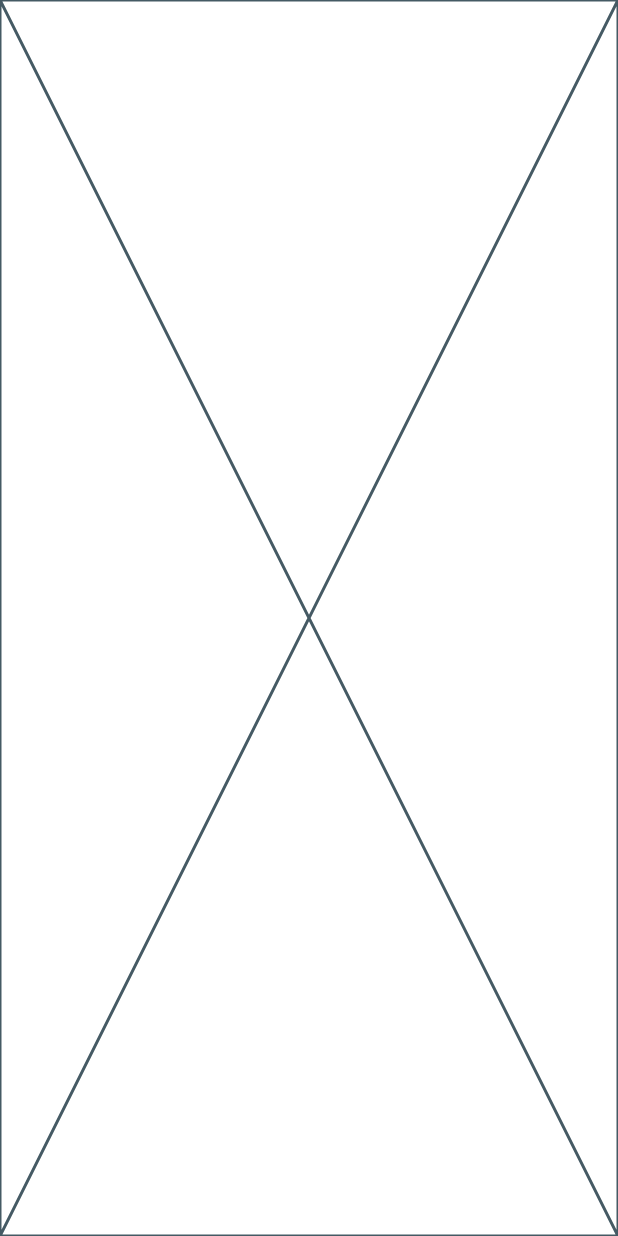
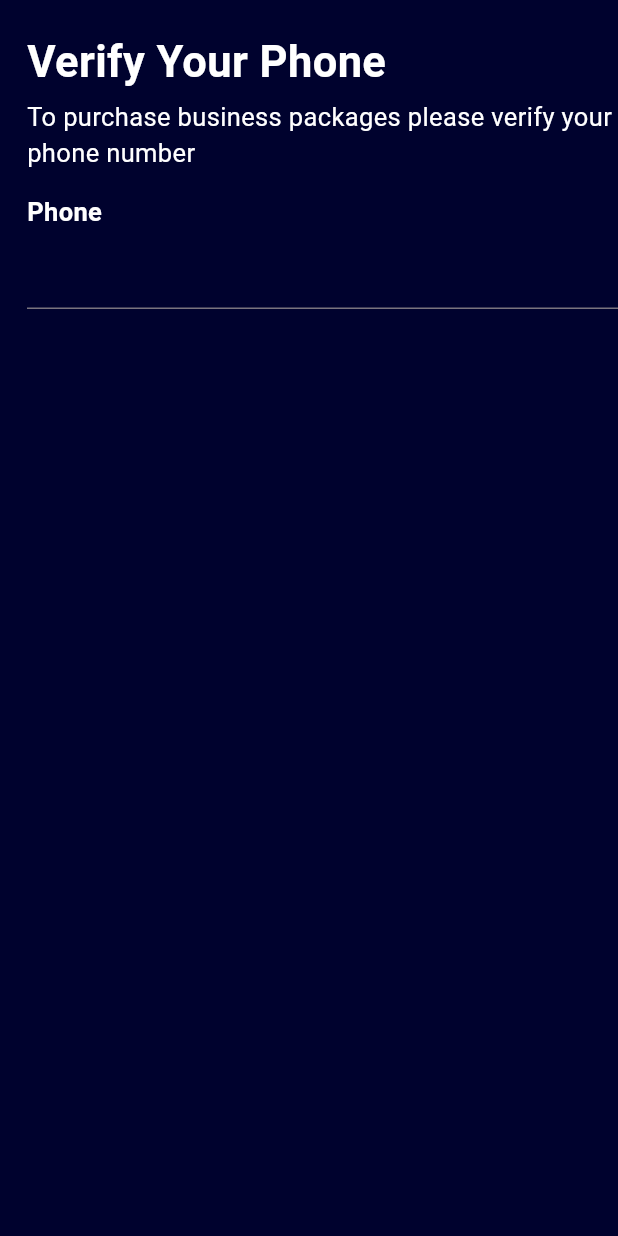
Before and after one commit to I-S-G-7/olx_app, a Flutter app: the screen it shows after launch, on a phone screen of 412 x 824 dp. Run offline on Flutter 3.47's test engine with Material 3 defaults, Android fonts, the phone set to English and light mode, and no system bars; our stand-ins replace persistent_bottom_nav_bar_v2.

Commit message:
Added verify number page

```diff
--- a/lib/main.dart
+++ b/lib/main.dart
@@ -1,5 +1,4 @@
 import 'package:flutter/material.dart';
-import 'package:olx_app/navbar.dart';
 import 'package:olx_app/verify_number_screen.dart';
 
 void main() {
--- a/lib/verify_number_screen.dart
+++ b/lib/verify_number_screen.dart
@@ -5,6 +5,35 @@ class VerifyNumberScreen extends StatelessWidget {
 
   @override
   Widget build(BuildContext context) {
-    return const Placeholder();
+    return const Scaffold(
+      backgroundColor:  Color(0xFF00022E),
+      body: SafeArea(
+        child: Column(
+          mainAxisAlignment: MainAxisAlignment.start,
+          crossAxisAlignment: CrossAxisAlignment.start,
+          children: [
+            Padding(
+              padding: EdgeInsets.fromLTRB(18, 20, 0, 0),
+              child: Text("Verify Your Phone", style: TextStyle(color: Colors.white, fontSize: 29, fontWeight: FontWeight.bold),),
+            ),
+            Padding(
+              padding: EdgeInsets.fromLTRB(18, 5, 0, 0),
+              child: Text("To purchase business packages please verify your phone number", style: TextStyle(color: Colors.white, fontSize: 17,),),
+            ),
+            Padding(
+              padding: EdgeInsets.fromLTRB(18, 15, 0, 0),
+              child: Text("Phone", style: TextStyle(color: Colors.white, fontSize: 17,fontWeight: FontWeight.bold),),
+            ),
+            Padding(
+              padding: EdgeInsets.fromLTRB(18, 5, 0, 0),
+              child: TextField(
+                keyboardType: TextInputType.number,
+                keyboardAppearance: Brightness.dark,
+              )
+            ),
+          ],
+        ),
+      ),
+    );
   }
 }
```
